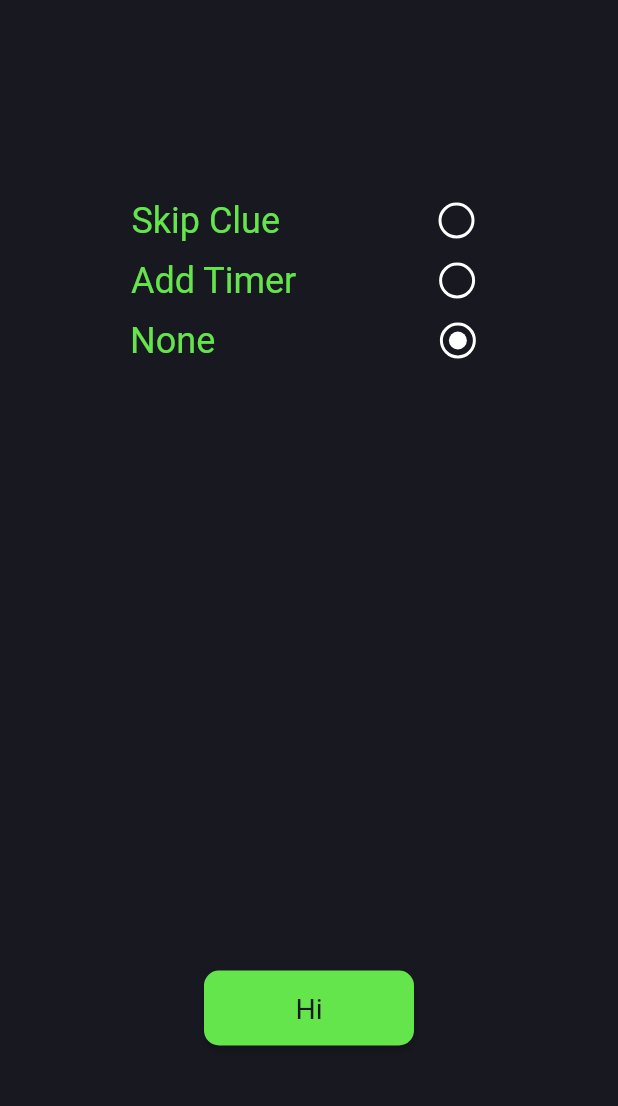
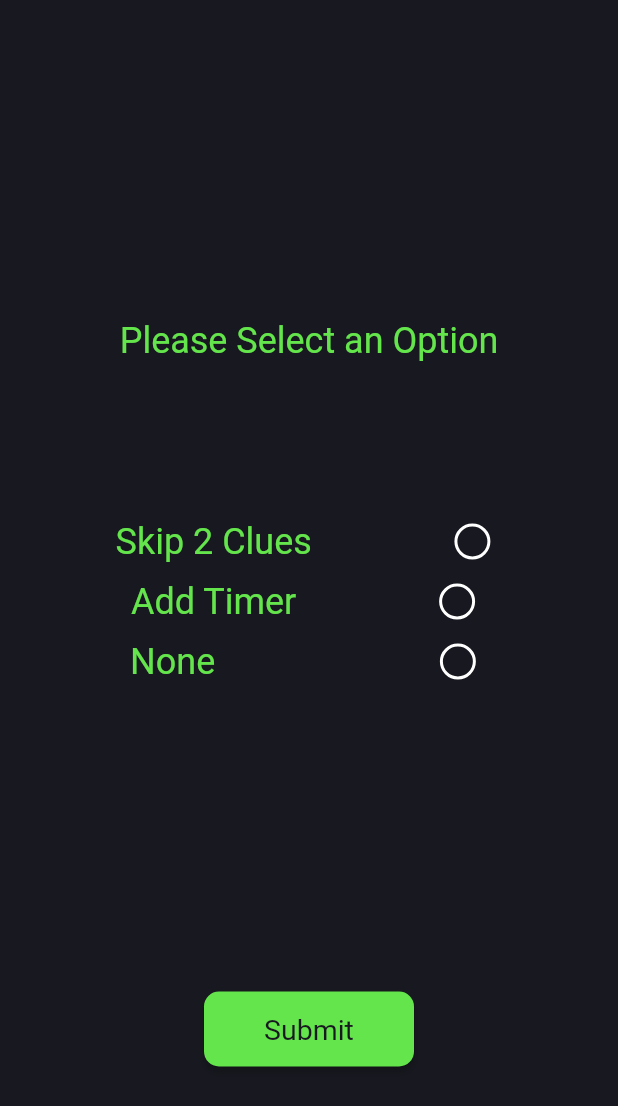
Before and after one commit to Erenyeager31/alpha_protocol, a Flutter app: the options screen opened directly with empty values, on a phone screen of 412 x 824 dp. Shown: the top 1106 px of the screen. Run offline on Flutter 3.47's test engine with Material 2 defaults, Android fonts, the phone set to English and light mode, and no system bars; our stand-ins replace animated_text_kit, cached_network_image, google_fonts; missing offline and left inert: dart:ffi, flutter_barcode_scanner, flutter_image, flutter_windowmanager; Roboto replaces fonts that are missing (Varela).

Commit message:
added MasterClue page

```diff
--- a/lib/data.dart
+++ b/lib/data.dart
@@ -47,4 +47,8 @@ List<QuizData> q_data3 = [
 
 ];
 
-List quizItems = [q_data1,q_data2,q_data3];
+List<QuizData> master_clue = [
+  QuizData("https://res.cloudinary.com/docvlyucw/image/upload/v1662390258/Alpha%20Protocol/Intro/Intro.jpg","123456"),
+];
+
+List quizItems = [q_data1,q_data2,q_data3,master_clue];
--- a/lib/main.dart
+++ b/lib/main.dart
@@ -30,7 +30,7 @@ class MyApp extends StatelessWidget {
         // '/': (context) => options(),
         // '/test' : (context) => testPage(),
         // '/intro': (context) => start_page(),
-        '/quiz_page': (context) => quiz_page(otp: '1',),
+        '/quiz_page': (context) => quiz_page(otp: '1',i: 0,),
         // '/master_clue': (context) => master_clue(),
       },
     );
--- a/lib/options.dart
+++ b/lib/options.dart
@@ -1,3 +1,5 @@
+import 'package:alpha_protocol/master_clue.dart';
+import 'package:alpha_protocol/quiz_page.dart';
 import 'package:flutter/material.dart';
 import 'package:google_fonts/google_fonts.dart';
 import 'themes.dart' as Theme;
@@ -47,9 +49,11 @@ class CustomRadio<T> extends StatelessWidget {
   }
 }
 
+// ignore: must_be_immutable
 class options extends StatefulWidget {
-  int index;
-  options({required this.index});
+  int i;
+  int ms_clue;
+  options({required this.i, required this.ms_clue});
   @override
   _optionsState createState() => _optionsState();
 }
@@ -74,7 +78,6 @@ class _optionsState extends State<options> {
     ScaffoldMessenger.of(context).showSnackBar(snackBar);
   }
 
-
   @override
   Widget build(BuildContext context) {
     return WillPopScope(
@@ -86,20 +89,23 @@ class _optionsState extends State<options> {
           crossAxisAlignment: CrossAxisAlignment.center,
           mainAxisAlignment: MainAxisAlignment.center,
           children: [
+            Container(
+                margin: EdgeInsets.only(bottom: 100, top: 100),
+                child: Text("Please Select an Option")),
             Row(
               mainAxisAlignment: MainAxisAlignment.spaceEvenly,
               children: [
-                Text("Skip Clue"),
+                Text("Skip 2 Clues"),
                 Container(
                   margin: EdgeInsets.only(left: 10),
                   child: CustomRadio<String>(
-                  value: "Skip Clue",
+                    value: "0",
                     groupValue: _selectedValue,
                     onChanged: (value) {
                       setState(() {
                         _selectedValue = value!;
                       });
-                    showSnackBar(context, value!);
+                      // showSnackBar(context, value!);
                     },
                   ),
                 )
@@ -110,13 +116,13 @@ class _optionsState extends State<options> {
               children: [
                 Text("Add Timer"),
                 CustomRadio<String>(
-                  value: "Add Timer",
+                  value: "1",
                   groupValue: _selectedValue,
                   onChanged: (value) {
                     setState(() {
                       _selectedValue = value!;
                     });
-                    showSnackBar(context, value!);
+                    // showSnackBar(context, value!);
                   },
                 ),
               ],
@@ -128,26 +134,34 @@ class _optionsState extends State<options> {
                 Container(
                   margin: EdgeInsets.only(left: 55),
                   child: CustomRadio<String>(
-                  value: "None",
+                    value: "2",
                     groupValue: _selectedValue,
                     onChanged: (value) {
                       setState(() {
                         _selectedValue = value!;
                       });
-                    showSnackBar(context, value!);
+                      // showSnackBar(context, value!);
                     },
                   ),
                 )
               ],
             ),
             Container(
-              margin: const EdgeInsets.only(top: 400),
+              margin: const EdgeInsets.only(top: 200),
               child: ElevatedButton(
                 style: Theme.button1,
                 onPressed: () {
-                  showSnackBar(context, "HI");
+                  // showSnackBar(context, _selectedValue);
+                  if (_selectedValue == '0') {
+                    Navigator.of(context).push(MaterialPageRoute(
+                        builder: (context) => master_clue(ms_clue: widget.ms_clue)));
+                  } else if (_selectedValue == '1') {
+                  } else {
+                    Navigator.of(context).push(MaterialPageRoute(
+                        builder: (context) => quiz_page(otp: '', i: widget.i)));
+                  }
                 },
-                child: Text("Hi"),
+                child: Text("Submit"),
               ),
             )
           ],
```
Also changed, not shown: lib/master_clue.dart (added, +96 -0 lines), lib/quiz_page.dart (+53 -47 lines). Lines whose indentation alone changed are shown as unchanged.
